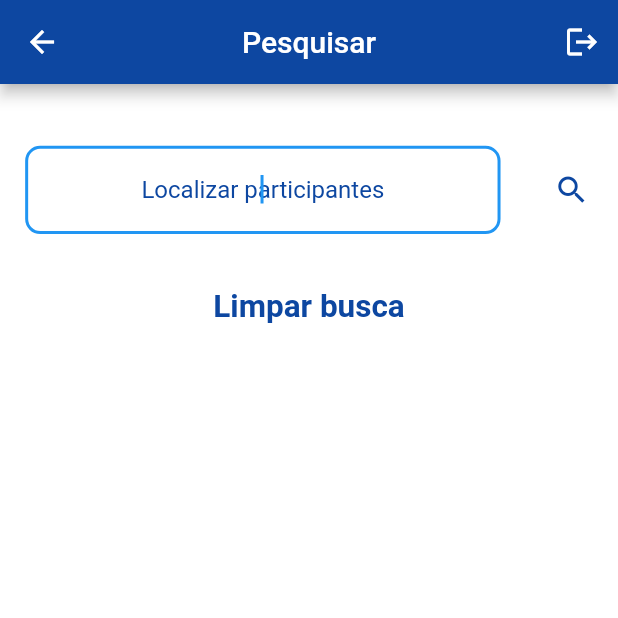
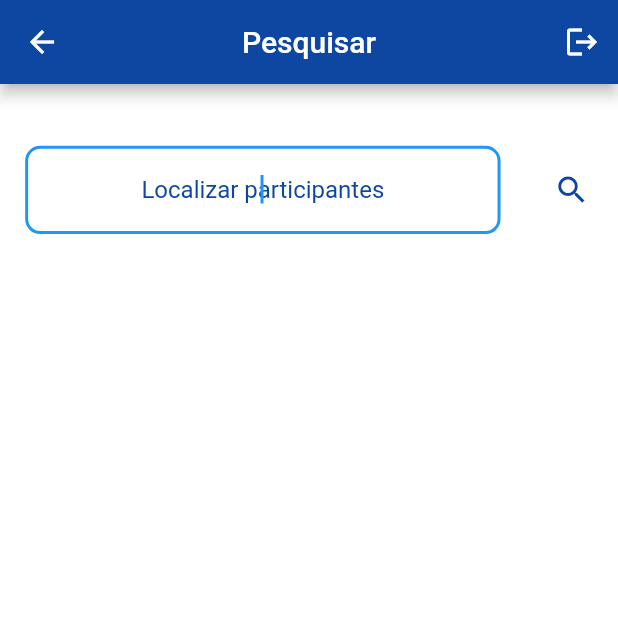
Before and after one commit to rafacampos10/mobiledev, a Flutter app: the HomeChat screen opened directly, on a phone screen of 412 x 824 dp, the top half of it. Run offline on Flutter 3.47's test engine with Material 2 defaults, Android fonts, the phone set to English and light mode, and no system bars; our stand-ins replace carousel_slider, cloud_firestore, firebase_auth, firebase_core, firebase_messaging, flutter_local_notifications and 7 more; missing offline and left inert: shared_preferences_web; accounts and stored records are empty.

Commit message:
Fix: atualizando o layout part.5

```diff
--- a/lib/pages/PageView/home_chat.dart
+++ b/lib/pages/PageView/home_chat.dart
@@ -166,21 +166,6 @@ class _HomeChatState extends State<HomeChat> with WidgetsBindingObserver {
                 ),
               ],
             ),
-            Container(
-              child: CupertinoActionSheet(
-                cancelButton: CupertinoActionSheetAction(
-                    isDefaultAction: true,
-                    isDestructiveAction: true,
-                    child: Text('Limpar busca',
-                      style: TextStyle(color: Colors.blue.shade900),),
-                    onPressed: () {
-                      Navigator.push(
-                          context, MaterialPageRoute(builder: (_) => HomeChat())
-                      );
-                    }
-                ),
-              ),
-            ),
 
             userMap != null
                 ? ListTile(
```
Also changed, not shown: lib/pages/PageView/roomchat.dart (+7 -5 lines), lib/pages/group_chat/group_chat_room.dart (+9 -9 lines).
